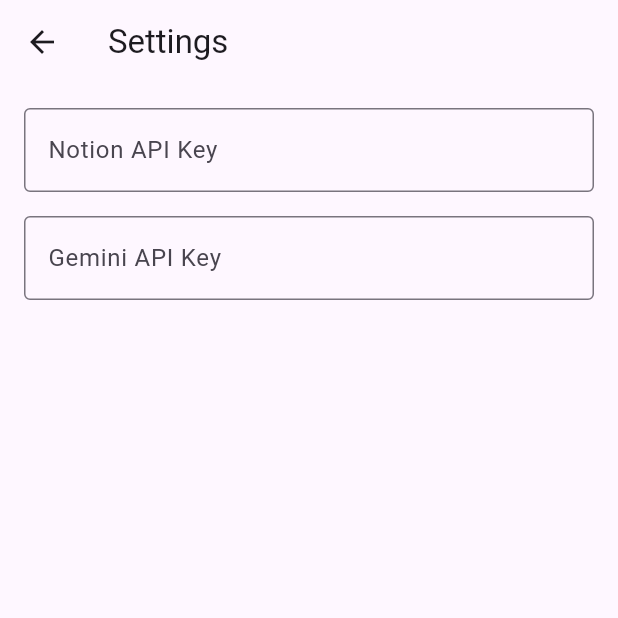
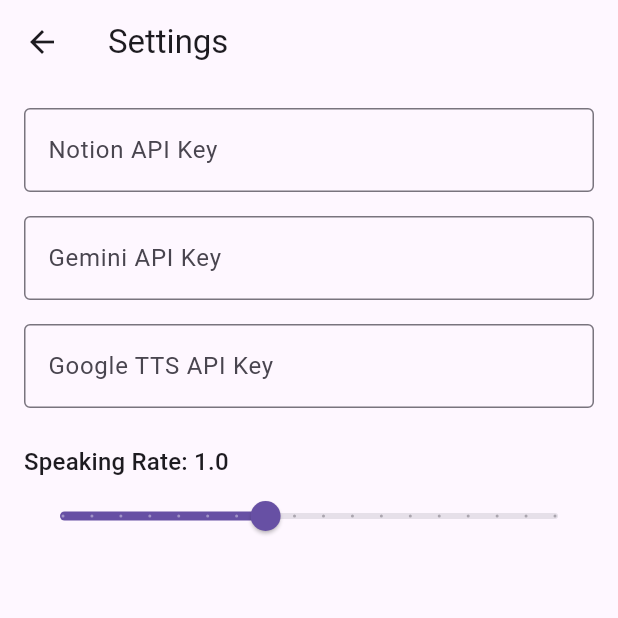
Before and after one commit to vivaswt/english-speech, a Flutter app: the screen it shows after launch, after a tap on the "settings" icon, on a phone screen of 412 x 824 dp, the top half of it. Run offline on Flutter 3.47's test engine with Material 3 defaults, Android fonts, the phone set to English and light mode, and no system bars; our stand-ins replace shared_preferences; missing offline and left inert: deep_pick, wav; network calls fail.

Commit message:
Implement TTS voice selection, add cache manager, and enhance settings for speaking rate

```diff
--- a/lib/screen/settings_screen.dart
+++ b/lib/screen/settings_screen.dart
@@ -12,12 +12,15 @@
   final _settingsService = SettingsService();
   late final TextEditingController _notionApiKeyController;
   late final TextEditingController _geminiApiKeyController;
+  late final TextEditingController _ttsApiKeyController;
+  double _speakingRate = 1.0; // Default value
 
   @override
   void initState() {
     super.initState();
     _notionApiKeyController = TextEditingController();
     _geminiApiKeyController = TextEditingController();
+    _ttsApiKeyController = TextEditingController();
     _loadSettings();
 
     // Add listeners to save the values as the user types.
@@ -27,17 +30,25 @@
     _geminiApiKeyController.addListener(() {
       _settingsService.setGeminiApiKey(_geminiApiKeyController.text);
     });
+    _ttsApiKeyController.addListener(() {
+      _settingsService.setTtsApiKey(_ttsApiKeyController.text);
+    });
   }
 
   Future<void> _loadSettings() async {
     _notionApiKeyController.text = await _settingsService.getNotionApiKey();
     _geminiApiKeyController.text = await _settingsService.getGeminiApiKey();
+    _speakingRate = await _settingsService.getSpeakingRate();
+    _ttsApiKeyController.text = await _settingsService.getTtsApiKey();
+    // Rebuild the widget to reflect the loaded speaking rate.
+    setState(() {});
   }
 
   @override
   void dispose() {
     _notionApiKeyController.dispose();
     _geminiApiKeyController.dispose();
+    _ttsApiKeyController.dispose();
     super.dispose();
   }
 
@@ -58,6 +69,13 @@
               controller: _geminiApiKeyController,
               labelText: 'Gemini API Key',
             ),
+            const SizedBox(height: 16),
+            _buildTextField(
+              controller: _ttsApiKeyController,
+              labelText: 'Google TTS API Key',
+            ),
+            const SizedBox(height: 24),
+            _buildSpeakingRateSlider(),
           ],
         ),
       ),
@@ -77,4 +95,30 @@
       obscureText: true, // API keys should be obscured for security.
     );
   }
+
+  Widget _buildSpeakingRateSlider() {
+    return Column(
+      crossAxisAlignment: CrossAxisAlignment.start,
+      children: [
+        Text(
+          'Speaking Rate: ${_speakingRate.toStringAsFixed(1)}',
+          style: Theme.of(context).textTheme.titleMedium,
+        ),
+        Slider(
+          value: _speakingRate,
+          min: 0.3,
+          max: 2.0,
+          divisions: 17, // (2.0 - 0.3) / 0.1 = 17
+          label: _speakingRate.toStringAsFixed(1),
+          onChanged: (double value) {
+            setState(() {
+              _speakingRate = value;
+            });
+            // Save the value immediately.
+            _settingsService.setSpeakingRate(value);
+          },
+        ),
+      ],
+    );
+  }
 }
--- a/lib/settings_service.dart
+++ b/lib/settings_service.dart
@@ -9,6 +9,7 @@
   static const _notionApiKey = 'notion_api_key';
   static const _geminiApiKey = 'gemini_api_key';
   static const _ttsApiKey = 'tts_api_key';
+  static const _speakingRateKey = 'speaking_rate_key';
 
   // --- Singleton Pattern ---
   SettingsService._();
@@ -72,4 +73,19 @@
     final prefs = await _prefsInstance;
     return prefs.getString(_ttsApiKey) ?? '';
   }
+
+  /// Sets the speaking rate.
+  Future<void> setSpeakingRate(double value) async {
+    final prefs = await _prefsInstance;
+    await prefs.setDouble(_speakingRateKey, value);
+  }
+
+  /// Gets the speaking rate. Returns 1 if not set.
+  Future<double> getSpeakingRate() async {
+    if (_isTestEnvironment()) {
+      return 1;
+    }
+    final prefs = await _prefsInstance;
+    return prefs.getDouble(_speakingRateKey) ?? 1;
+  }
 }
--- a/pubspec.yaml
+++ b/pubspec.yaml
@@ -13,6 +13,7 @@
   html: ^0.15.6
   http: ^1.5.0
   path: ^1.9.1
+  path_provider: ^2.1.5
   provider: ^6.1.5+1
   shared_preferences: ^2.5.3
   wav: ^1.5.0
```
Also changed, not shown: lib/batch/tts.dart (+9 -3 lines), lib/cashe_manager.dart (added, +33 -0 lines), lib/extension/list_extension.dart (+13 -0 lines), lib/google/google_tts.dart (+71 -4 lines), pubspec.lock, 2 other files.
